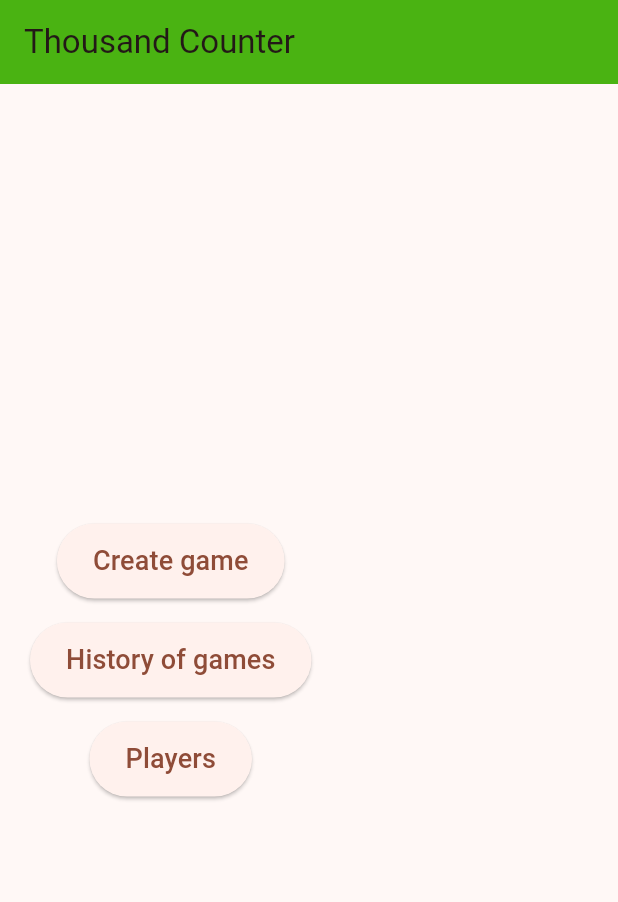
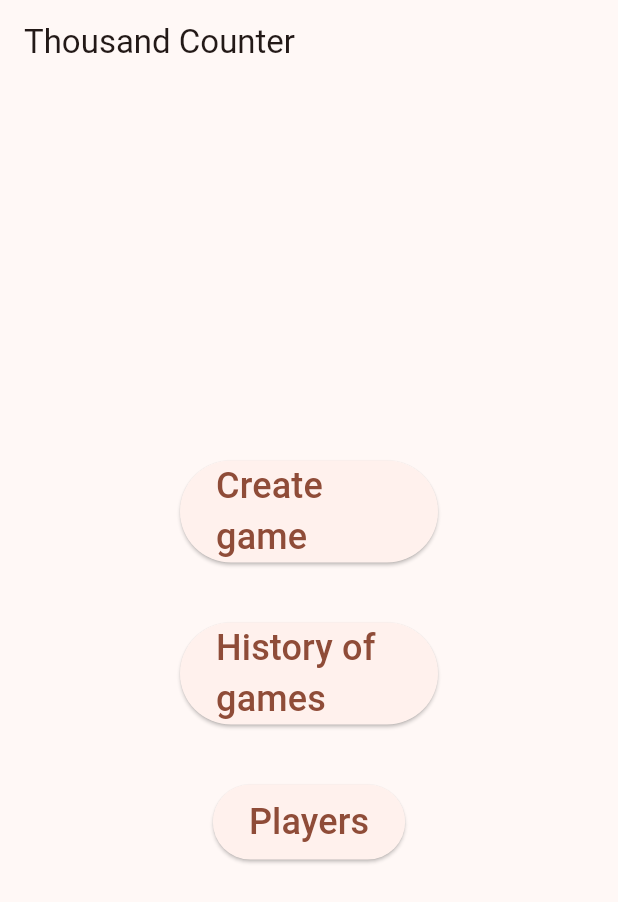
Before and after one commit to SokolovG/Thousand-Counter, a Flutter app: the screen it shows after launch, on a phone screen of 412 x 824 dp. Shown: the top 902 px of the screen. Run offline on Flutter 3.47's test engine with Material 3 defaults, Android fonts, the light colour scheme and no system bars; our stand-ins replace flutter_riverpod, recase, talker.

Commit message:
added game screen method to btn

```diff
--- a/lib/main.dart
+++ b/lib/main.dart
@@ -14,7 +14,7 @@ class ThousandCounterApp extends StatelessWidget {
     return MaterialApp(
       title: 'Thousand Counter',
       theme: ThemeData(colorScheme: .fromSeed(seedColor: Colors.deepOrange)),
-      home: const HomeScreen(title: 'Thousand Counter'),
+      home: const HomeScreen(),
     );
   }
 }
--- a/lib/presentation/screens/home.dart
+++ b/lib/presentation/screens/home.dart
@@ -1,26 +1,35 @@
 import 'package:flutter/material.dart';
+import 'package:flutter_riverpod/flutter_riverpod.dart';
+import 'package:thousand_counter/presentation/screens/game.dart';
 import 'package:thousand_counter/presentation/widgets/buttons/menu_button.dart';
 
-class HomeScreen extends StatelessWidget {
-  const HomeScreen({super.key, required this.title});
-  final String title;
+class HomeScreen extends ConsumerWidget {
+  const HomeScreen({super.key});
 
   @override
-  Widget build(BuildContext context) {
+  Widget build(BuildContext context, WidgetRef ref) {
     return Scaffold(
       appBar: AppBar(
         title: const Text("Thousand Counter"),
-        backgroundColor: const Color.fromARGB(255, 74, 179, 18),
+        // backgroundColor: const Color.fromARGB(255, 74, 179, 18),
       ),
       body: Padding(
-        padding: const EdgeInsets.all(20.0),
+        padding: const EdgeInsets.all(120.0),
         child: Column(
           mainAxisAlignment: MainAxisAlignment.center,
           children: [
-            MenuButton(text: "Create game", onPressed: () {}),
-            SizedBox(height: 16),
+            MenuButton(
+              text: "Create game",
+              onPressed: () {
+                Navigator.push(
+                  context,
+                  MaterialPageRoute(builder: (context) => const GameScreen()),
+                );
+              },
+            ),
+            SizedBox(height: 40),
             MenuButton(text: "History of games", onPressed: () {}),
-            SizedBox(height: 16),
+            SizedBox(height: 40),
             MenuButton(text: "Players", onPressed: () {}),
           ],
         ),
--- a/lib/presentation/widgets/buttons/menu_button.dart
+++ b/lib/presentation/widgets/buttons/menu_button.dart
@@ -11,7 +11,7 @@ class MenuButton extends StatelessWidget {
     return ElevatedButton(
       style: ElevatedButton.styleFrom(minimumSize: const Size(100, 50)),
       onPressed: onPressed,
-      child: Text(text, style: const TextStyle(fontSize: 18)),
+      child: Text(text, style: const TextStyle(fontSize: 24)),
     );
   }
 }
```
